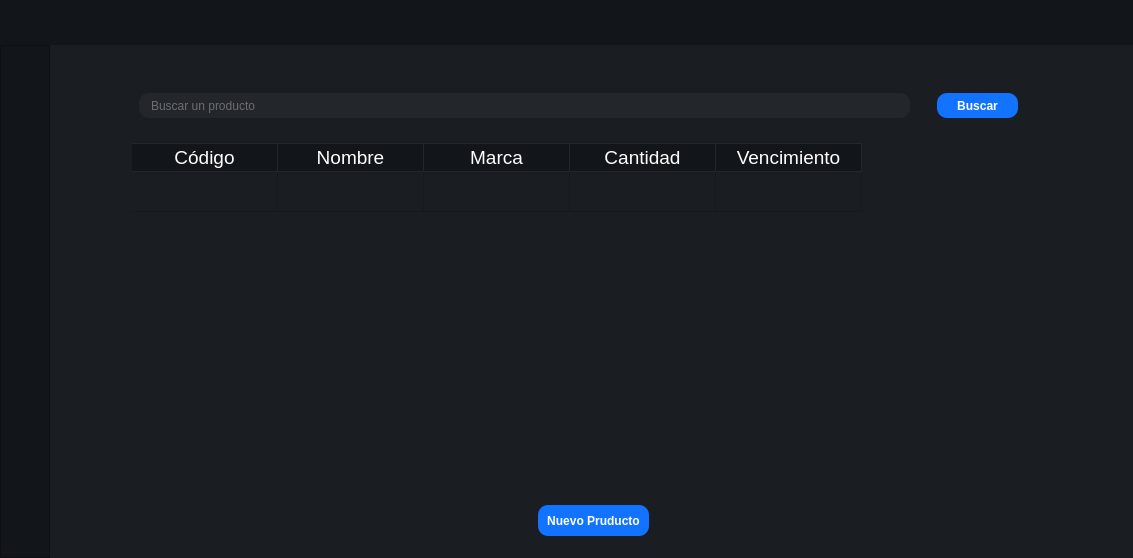
The window that Interfaces/main/main_ui.ui (juanignaciocansillieri/Proyecto-Final) describes before a commit, drawn with Qt 5.
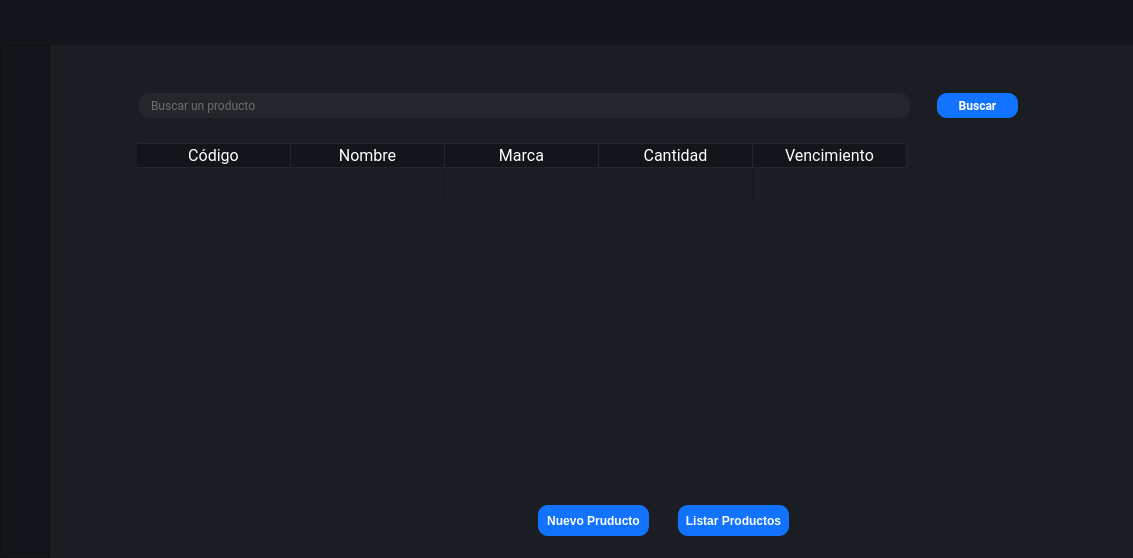
The same window after the commit. Icons and pictures are not drawn.

Commit message: main details

Diff of the .ui file:
```diff
--- a/Interfaces/main/main_ui.ui
+++ b/Interfaces/main/main_ui.ui
@@ -672,6 +672,8 @@
 border-radius: 10px;
 padding:0 10px;
 color: #b3b3b3;
+font-family:Roboto;
+
 }
 
 
@@ -704,6 +706,8 @@
 color: #fff;
 border-radius:10px;
 font-weight:bold;
+font-family:Roboto;
+
 }
 QPushButton:hover{
 background-color: #45a9f0;
@@ -741,28 +745,41 @@
                    <layout class="QVBoxLayout" name="verticalLayout_7">
                     <item>
                      <widget class="QTableWidget" name="tableWidget">
+                      <property name="sizePolicy">
+                       <sizepolicy hsizetype="Expanding" vsizetype="Expanding">
+                        <horstretch>0</horstretch>
+                        <verstretch>0</verstretch>
+                       </sizepolicy>
+                      </property>
                       <property name="minimumSize">
                        <size>
                         <width>0</width>
                         <height>0</height>
                        </size>
                       </property>
+                      <property name="font">
+                       <font>
+                        <pointsize>-1</pointsize>
+                       </font>
+                      </property>
                       <property name="styleSheet">
                        <string notr="true">QTableWidget{
 color:#fff;
 font-size: 20px;
 border-style: none;
-margin-left: 55px;
+margin-left: 60px;
 }
 
 
 QHeaderView::section {
     background-color: #12151a;
 	color:#fff;
-    font-size: 14pt;
+    font-size: 12pt;
     border-style: none;
     border-bottom: 1px solid #23262b;
     border-right: 1px solid #23262b;
+	font-family:Roboto;
+
 }
 
 QHeaderView::section:horizontal
@@ -777,6 +794,12 @@
     border-left: 1px solid #23262b;
 }</string>
                       </property>
+                      <property name="lineWidth">
+                       <number>1</number>
+                      </property>
+                      <property name="horizontalScrollBarPolicy">
+                       <enum>Qt::ScrollBarAsNeeded</enum>
+                      </property>
                       <property name="editTriggers">
                        <set>QAbstractItemView::NoEditTriggers</set>
                       </property>
@@ -805,7 +828,7 @@
                        <bool>false</bool>
                       </attribute>
                       <attribute name="horizontalHeaderDefaultSectionSize">
-                       <number>146</number>
+                       <number>154</number>
                       </attribute>
                       <attribute name="horizontalHeaderHighlightSections">
                        <bool>true</bool>
@@ -814,7 +837,7 @@
                        <bool>false</bool>
                       </attribute>
                       <attribute name="verticalHeaderDefaultSectionSize">
-                       <number>40</number>
+                       <number>35</number>
                       </attribute>
                       <attribute name="verticalHeaderHighlightSections">
                        <bool>true</bool>
@@ -822,6 +845,12 @@
                       <attribute name="verticalHeaderMinimumSectionSize">
                        <number>20</number>
                       </attribute>
+                      <attribute name="verticalHeaderShowSortIndicator" stdset="0">
+                       <bool>false</bool>
+                      </attribute>
+                      <attribute name="verticalHeaderStretchLastSection">
+                       <bool>false</bool>
+                      </attribute>
                       <row>
                        <property name="text">
                         <string>0</string>
@@ -923,6 +952,33 @@
                      <string>Nuevo Pruducto</string>
                     </property>
                    </widget>
+                   <widget class="QPushButton" name="pushButton_3">
+                    <property name="geometry">
+                     <rect>
+                      <x>610</x>
+                      <y>10</y>
+                      <width>111</width>
+                      <height>31</height>
+                     </rect>
+                    </property>
+                    <property name="cursor">
+                     <cursorShape>PointingHandCursor</cursorShape>
+                    </property>
+                    <property name="styleSheet">
+                     <string notr="true">QPushButton{
+background-color: #1173ff;
+color: #fff;
+border-radius:10px;
+font-weight:bold;
+}
+QPushButton:hover{
+background-color: #45a9f0;
+}</string>
+                    </property>
+                    <property name="text">
+                     <string>Listar Productos</string>
+                    </property>
+                   </widget>
                   </widget>
                  </item>
                 </layout>
```
